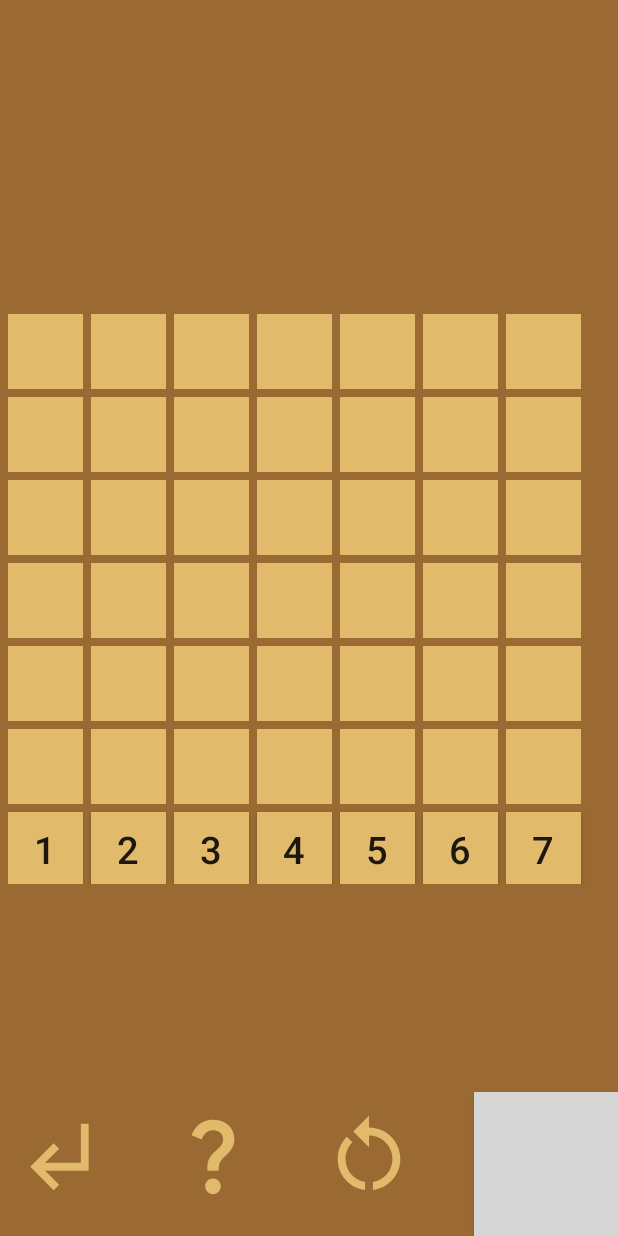
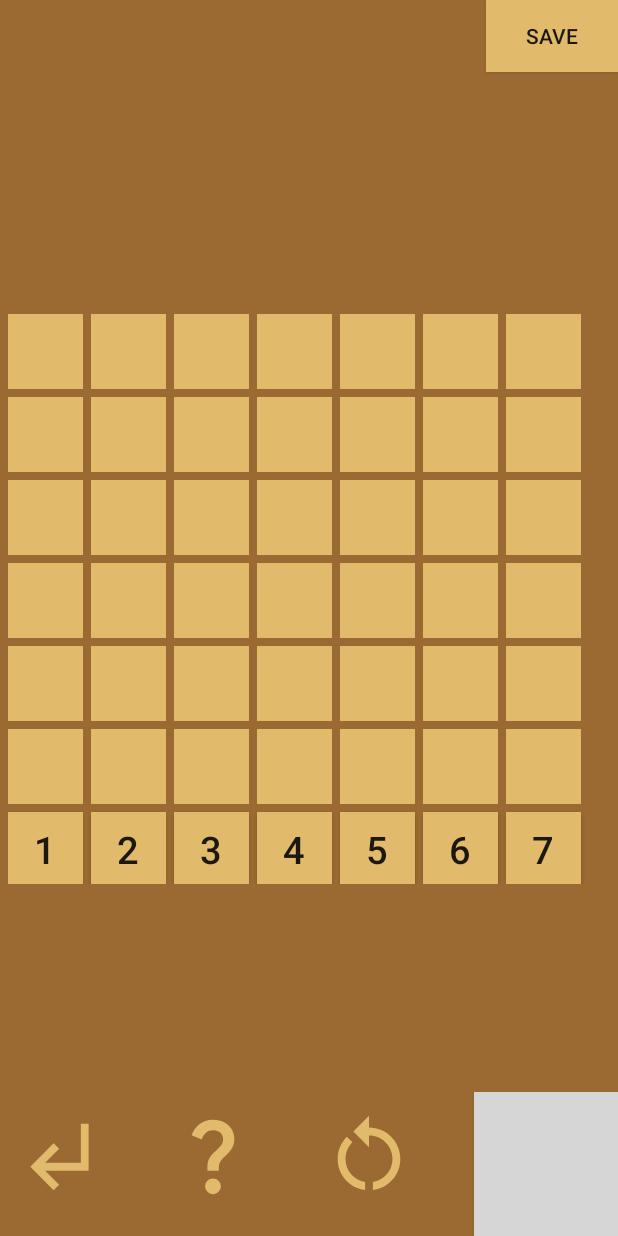
Before and after one commit to Benjamin-Onu/AUCSC220_project8, an Android app built with Jetpack Compose: the layout activity_game_play_ai.xml on its own in the app's theme, with its tools: preview values and no code run, on a phone screen of 412 x 824 dp. Run offline under Robolectric (Android 15) with nearby library versions, the phone set to English and light mode, and no system bars; grey boxes are pictures that could not be loaded.

Commit message:
added the save button to the gameplay ai

```diff
--- a/app/src/main/res/layout/activity_game_play_ai.xml
+++ b/app/src/main/res/layout/activity_game_play_ai.xml
@@ -297,7 +297,6 @@
                 android:enabled="false" />
         </TableRow>
 
-
         <TableRow
             android:layout_width="match_parent"
             android:layout_height="match_parent">
@@ -567,5 +566,14 @@
         app:layout_constraintTop_toBottomOf="@+id/tableLayout"
         app:layout_constraintVertical_bias="1.0" />
 
+    <Button
+        android:id="@+id/save"
+        android:layout_width="wrap_content"
+        android:layout_height="wrap_content"
+        android:layout_alignParentEnd="true"
+        android:background="@color/buttonColor"
+        android:text="SAVE"
+        app:layout_constraintEnd_toEndOf="parent" />
+
 
 </androidx.constraintlayout.widget.ConstraintLayout>
```
